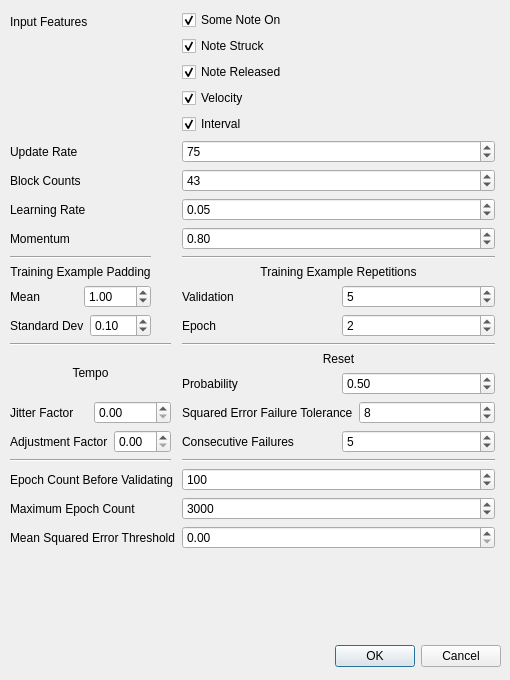
Above: src/gui/designer/trainingsettingsdialog.ui from sommern/larasynth before the change. Below: the same form after it.
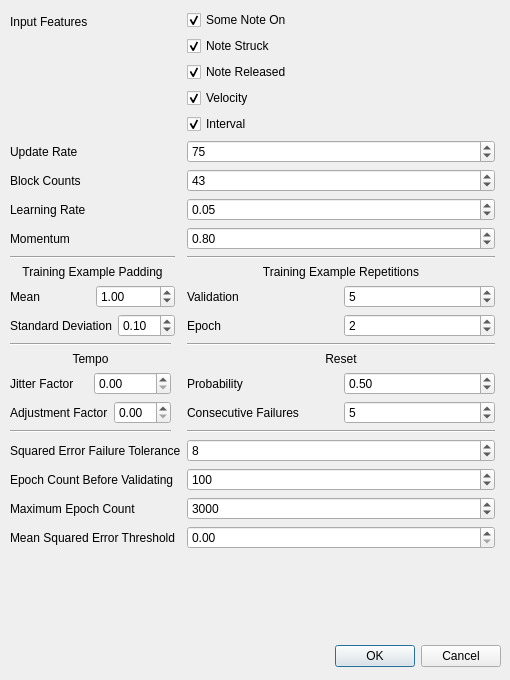
That is the form after the change.

Commit message: updated ui files with recommendations

```diff
--- a/src/gui/designer/trainingsettingsdialog.ui
+++ b/src/gui/designer/trainingsettingsdialog.ui
@@ -35,7 +35,7 @@
      <x>10</x>
      <y>10</y>
      <width>485</width>
-     <height>623</height>
+     <height>637</height>
     </rect>
    </property>
    <layout class="QFormLayout" name="formLayout">
@@ -210,7 +210,7 @@
         <item>
          <widget class="QLabel" name="label_9">
           <property name="text">
-           <string>Standard Dev</string>
+           <string>Standard Deviation</string>
           </property>
          </widget>
         </item>
@@ -367,22 +367,7 @@
        </layout>
       </item>
       <item>
-       <layout class="QHBoxLayout" name="horizontalLayout_15">
-        <item>
-         <widget class="QLabel" name="label_19">
-          <property name="text">
-           <string>Squared Error Failure Tolerance</string>
-          </property>
-         </widget>
-        </item>
-        <item>
-         <widget class="QSpinBox" name="spinBox_6">
-          <property name="value">
-           <number>8</number>
-          </property>
-         </widget>
-        </item>
-       </layout>
+       <layout class="QHBoxLayout" name="horizontalLayout_15"/>
       </item>
       <item>
        <layout class="QHBoxLayout" name="horizontalLayout_14">
@@ -411,14 +396,14 @@
       </item>
      </layout>
     </item>
-    <item row="7" column="0">
+    <item row="8" column="0">
      <widget class="QLabel" name="label_21">
       <property name="text">
        <string>Epoch Count Before Validating</string>
       </property>
      </widget>
     </item>
-    <item row="7" column="1">
+    <item row="8" column="1">
      <widget class="QSpinBox" name="spinBox_8">
       <property name="maximum">
        <number>100000</number>
@@ -428,14 +413,14 @@
       </property>
      </widget>
     </item>
-    <item row="8" column="0">
+    <item row="9" column="0">
      <widget class="QLabel" name="label_16">
       <property name="text">
        <string>Maximum Epoch Count</string>
       </property>
      </widget>
     </item>
-    <item row="8" column="1">
+    <item row="9" column="1">
      <widget class="QSpinBox" name="spinBox_5">
       <property name="maximum">
        <number>1000000</number>
@@ -445,16 +430,30 @@
       </property>
      </widget>
     </item>
-    <item row="9" column="0">
+    <item row="10" column="0">
      <widget class="QLabel" name="label_17">
       <property name="text">
        <string>Mean Squared Error Threshold</string>
       </property>
      </widget>
     </item>
-    <item row="9" column="1">
+    <item row="10" column="1">
      <widget class="QDoubleSpinBox" name="doubleSpinBox_7"/>
     </item>
+    <item row="7" column="0">
+     <widget class="QLabel" name="label_19">
+      <property name="text">
+       <string>Squared Error Failure Tolerance</string>
+      </property>
+     </widget>
+    </item>
+    <item row="7" column="1">
+     <widget class="QSpinBox" name="spinBox_6">
+      <property name="value">
+       <number>8</number>
+      </property>
+     </widget>
+    </item>
    </layout>
   </widget>
  </widget>
```
The commit also changes 3 other files.
